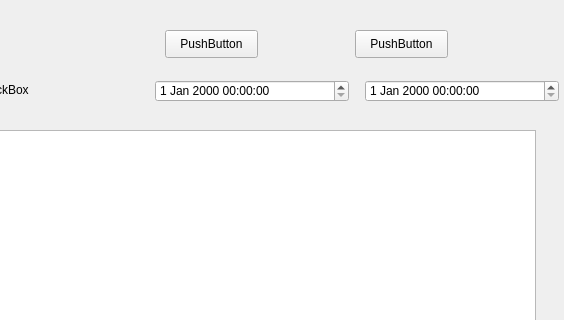
liuweiky/CCIMS, file info_table.ui: the form before one commit; both pictures show x 365 to 929 and y 0 to 320 of the 929 by 757 pixel window.
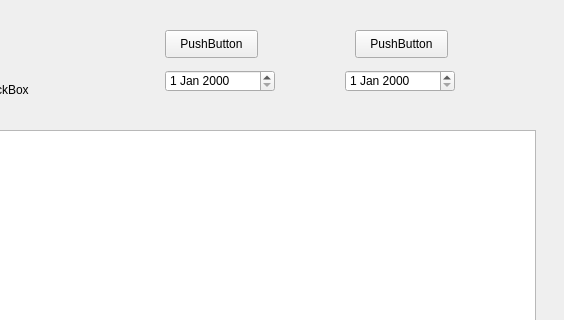
The form after the commit.

Commit message: QDateEdit Crashed

Patch:
```diff
--- a/info_table.ui
+++ b/info_table.ui
@@ -36,26 +36,6 @@
     <string>CheckBox</string>
    </property>
   </widget>
-  <widget class="QDateTimeEdit" name="start">
-   <property name="geometry">
-    <rect>
-     <x>520</x>
-     <y>80</y>
-     <width>194</width>
-     <height>22</height>
-    </rect>
-   </property>
-  </widget>
-  <widget class="QDateTimeEdit" name="finish">
-   <property name="geometry">
-    <rect>
-     <x>730</x>
-     <y>80</y>
-     <width>194</width>
-     <height>22</height>
-    </rect>
-   </property>
-  </widget>
   <widget class="QPushButton" name="Search">
    <property name="geometry">
     <rect>
@@ -82,6 +62,26 @@
     <string>PushButton</string>
    </property>
   </widget>
+  <widget class="QDateEdit" name="start">
+   <property name="geometry">
+    <rect>
+     <x>530</x>
+     <y>70</y>
+     <width>110</width>
+     <height>22</height>
+    </rect>
+   </property>
+  </widget>
+  <widget class="QDateEdit" name="finish">
+   <property name="geometry">
+    <rect>
+     <x>710</x>
+     <y>70</y>
+     <width>110</width>
+     <height>22</height>
+    </rect>
+   </property>
+  </widget>
  </widget>
  <resources/>
  <connections/>
```
The commit also changes 2 other files.
